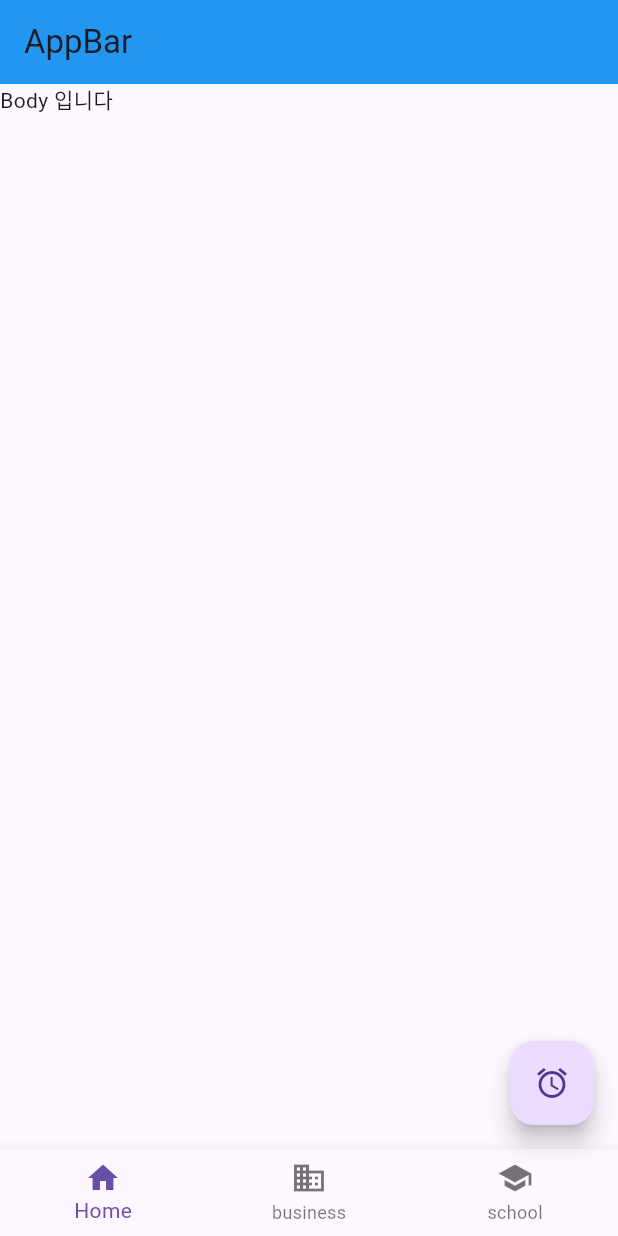
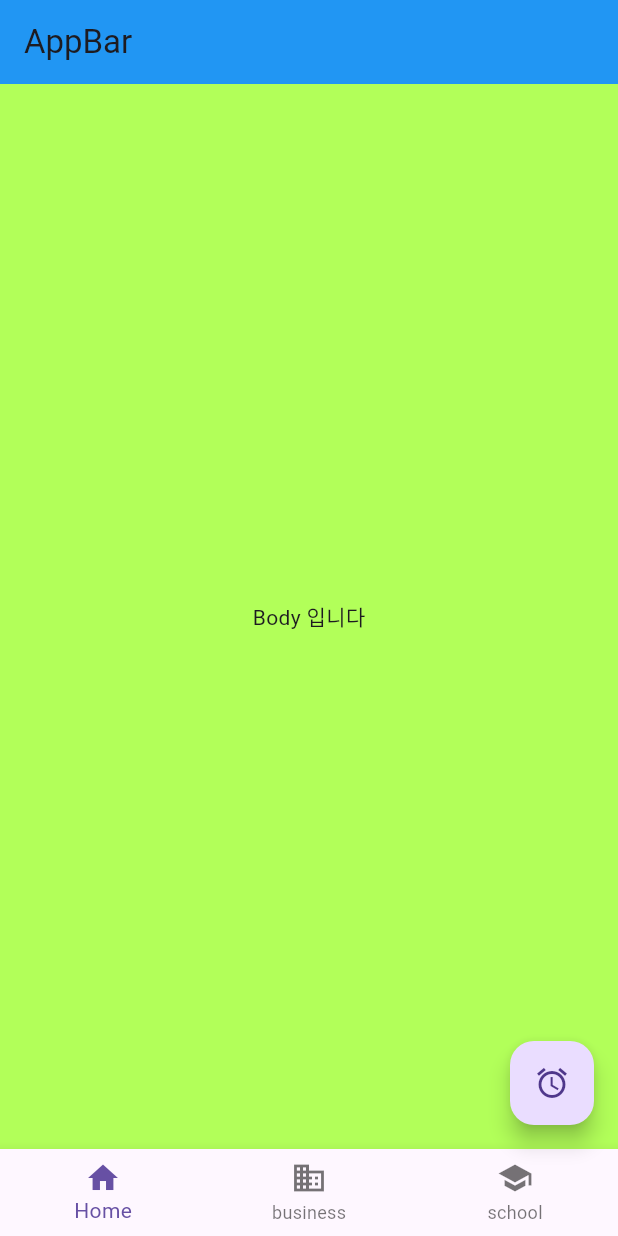
Before and after one commit to EuniceYou12/04_flutter, a Flutter app: the screen it shows after launch, on a phone screen of 412 x 824 dp. Run offline on Flutter 3.47's test engine with Material 3 defaults, Android fonts, the phone set to English and light mode, and no system bars.

```diff
--- a/chap01_flutter_basic/lib/main.dart
+++ b/chap01_flutter_basic/lib/main.dart
@@ -26,7 +26,12 @@ class MyApp extends StatelessWidget {
             title: Text('AppBar'),
             backgroundColor: Colors.blue,
           ),
-          body: Text('Body 입니다'),
+          body: Container(
+            color: Colors.lightGreenAccent,
+            child: Center(
+              child: Text('Body 입니다'),
+            ),
+          ),
 
           // BottomNavigationBar
           bottomNavigationBar: BottomNavigationBar(
```
